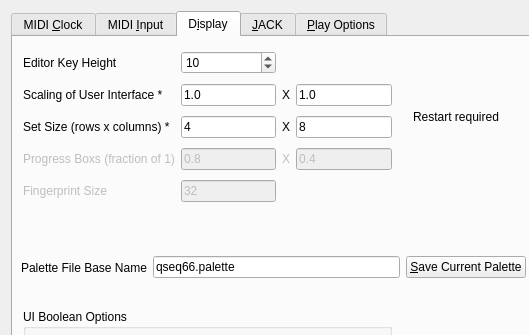
Qt form seq_qt5/forms/qseditoptions.ui (ahlstromcj/seq66) before a commit; both pictures show x 0 to 529 and y 0 to 335 of the 638 by 672 pixel window.
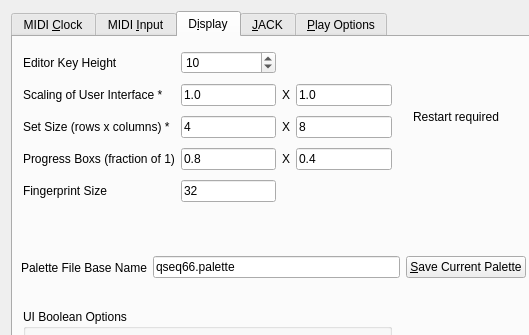
The same form after that commit.

Commit message: Finished Display tab in qseditoptions.

What changed in the file:
```diff
--- a/seq_qt5/forms/qseditoptions.ui
+++ b/seq_qt5/forms/qseditoptions.ui
@@ -501,7 +501,7 @@
         <item row="3" column="2">
          <widget class="QLabel" name="label_x3">
           <property name="enabled">
-           <bool>false</bool>
+           <bool>true</bool>
           </property>
           <property name="text">
            <string>X</string>
@@ -511,7 +511,7 @@
         <item row="3" column="3">
          <widget class="QLineEdit" name="lineEdit_2">
           <property name="enabled">
-           <bool>false</bool>
+           <bool>true</bool>
           </property>
           <property name="text">
            <string>0.4</string>
@@ -558,7 +558,7 @@
         <item row="3" column="0">
          <widget class="QLabel" name="labelProgressBoxSize">
           <property name="enabled">
-           <bool>false</bool>
+           <bool>true</bool>
           </property>
           <property name="text">
            <string>Progress Boxs (fraction of 1)</string>
@@ -568,7 +568,7 @@
         <item row="3" column="1">
          <widget class="QLineEdit" name="lineEditProgressBox">
           <property name="enabled">
-           <bool>false</bool>
+           <bool>true</bool>
           </property>
           <property name="text">
            <string>0.8</string>
@@ -605,7 +605,7 @@
         <item row="4" column="0">
          <widget class="QLabel" name="labelFingerprintSize">
           <property name="enabled">
-           <bool>false</bool>
+           <bool>true</bool>
           </property>
           <property name="text">
            <string>Fingerprint Size</string>
@@ -615,7 +615,7 @@
         <item row="4" column="1">
          <widget class="QLineEdit" name="lineEditFingerprintSize">
           <property name="enabled">
-           <bool>false</bool>
+           <bool>true</bool>
           </property>
           <property name="text">
            <string>32</string>
```
Left out of the diff: 2 changed lines with no effect on the pictures. The commit also changes 4 other files.
